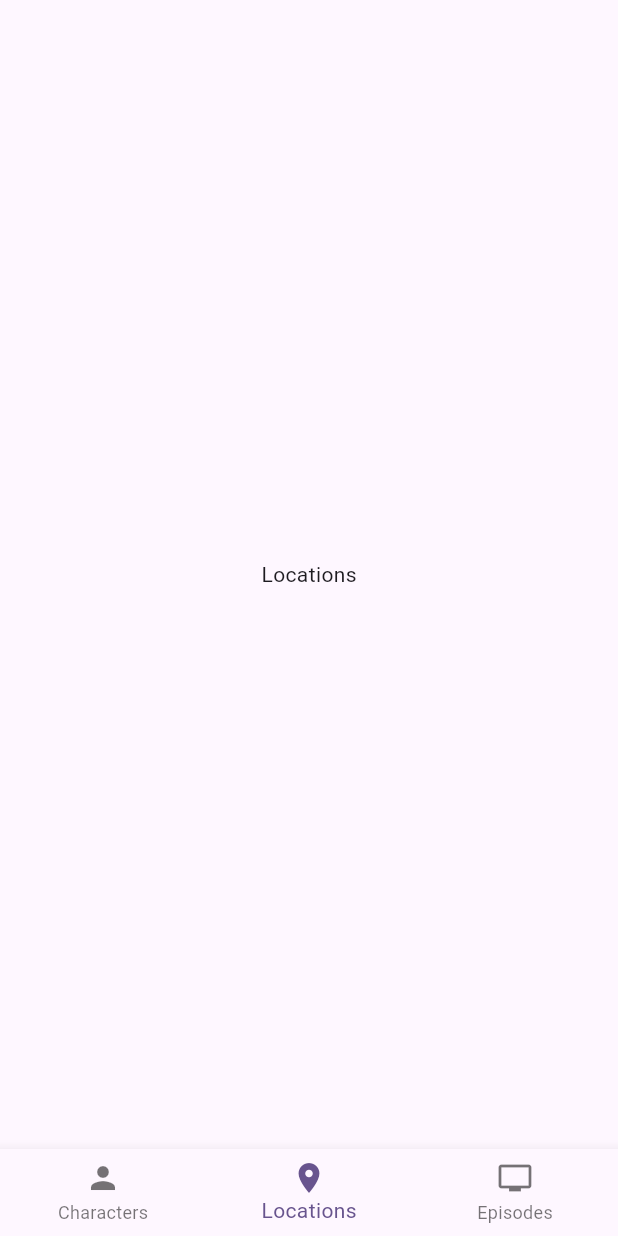
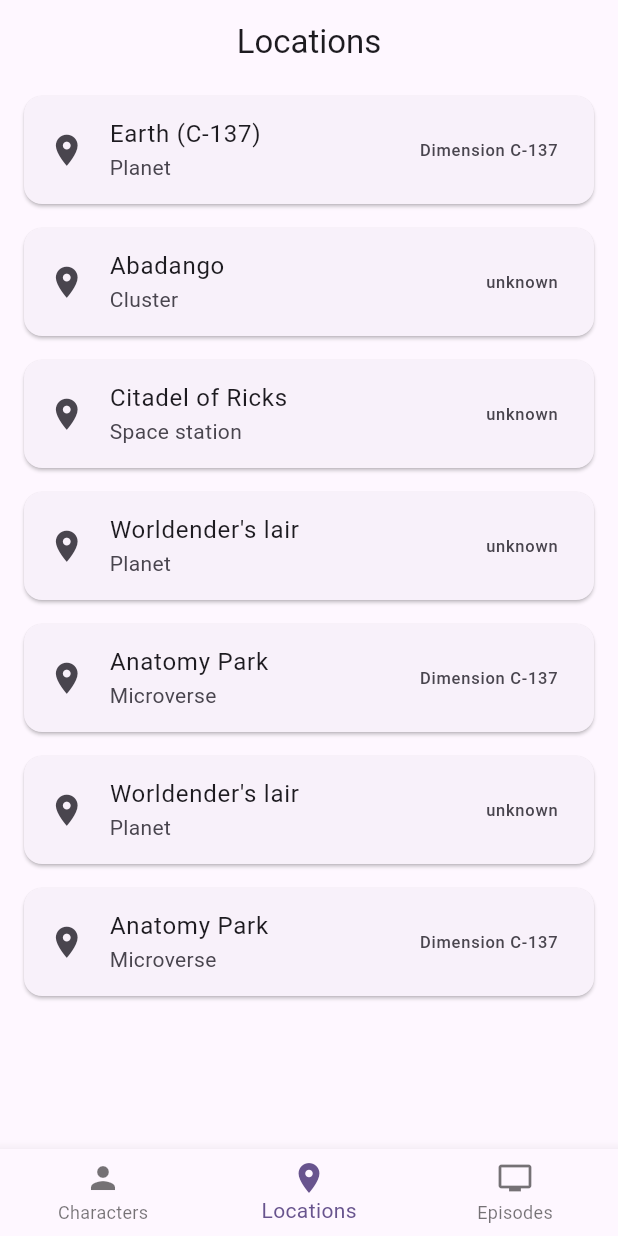
Before and after one commit to cjamcu/rickandmorty, a Flutter app: the screen it shows after launch, item 2 of the bottom bar chosen, on a phone screen of 412 x 824 dp. Run offline on Flutter 3.47's test engine with Material 2 defaults, Android fonts, the phone set to English and light mode, and no system bars; our stand-ins replace bloc, cached_network_image, equatable, flutter_bloc, get_it, responsive_grid; network calls fail.

Commit message:
feat : add initial design for location page

```diff
--- /dev/null
+++ b/lib/features/locations/domain/entities/location.dart
@@ -0,0 +1,17 @@
+import 'package:equatable/equatable.dart';
+
+class Location extends Equatable {
+  final int id;
+  final String name;
+  final String type;
+  final String dimension;
+
+  const Location(
+      {required this.id,
+      required this.name,
+      required this.type,
+      required this.dimension});
+
+  @override
+  List<Object?> get props => [id, name, type, dimension];
+}
--- a/lib/features/locations/presentation/locations_page.dart
+++ b/lib/features/locations/presentation/locations_page.dart
@@ -1,12 +1,73 @@
 import 'package:flutter/material.dart';
+import 'package:rickandmorty/features/locations/domain/entities/location.dart';
 
 class LocationsPage extends StatelessWidget {
-  const LocationsPage({Key? key}) : super(key: key);
+  LocationsPage({Key? key}) : super(key: key);
+
+  final List<Location> locations = [
+    const Location(
+        id: 1,
+        name: 'Earth (C-137)',
+        type: 'Planet',
+        dimension: 'Dimension C-137'),
+    const Location(
+        id: 2, name: 'Abadango', type: 'Cluster', dimension: 'unknown'),
+    const Location(
+        id: 3,
+        name: 'Citadel of Ricks',
+        type: 'Space station',
+        dimension: 'unknown'),
+    const Location(
+        id: 4,
+        name: 'Worldender\'s lair',
+        type: 'Planet',
+        dimension: 'unknown'),
+    const Location(
+        id: 5,
+        name: 'Anatomy Park',
+        type: 'Microverse',
+        dimension: 'Dimension C-137'),
+    const Location(
+        id: 4,
+        name: 'Worldender\'s lair',
+        type: 'Planet',
+        dimension: 'unknown'),
+    const Location(
+        id: 5,
+        name: 'Anatomy Park',
+        type: 'Microverse',
+        dimension: 'Dimension C-137'),
+  ];
 
   @override
   Widget build(BuildContext context) {
-    return const Center(
-      child: Text('Locations'),
+    return Scaffold(
+      appBar: AppBar(
+        title: const Text('Locations'),
+        centerTitle: true,
+      ),
+      body: ListView.builder(
+        itemCount: locations.length,
+        itemBuilder: (context, index) {
+          final location = locations[index];
+          return Card(
+            margin: const EdgeInsets.symmetric(
+              horizontal: 16,
+              vertical: 8,
+            ),
+            child: ListTile(
+              leading: const Icon(
+                Icons.location_on,
+                size: 25,
+              ),
+              title: Text(location.name),
+              subtitle: Text(location.type),
+              trailing: Text(location.dimension),
+              onTap: () {},
+            ),
+          );
+        },
+      ),
     );
   }
 }
--- a/lib/features/navigation/presentation/navigation_page.dart
+++ b/lib/features/navigation/presentation/navigation_page.dart
@@ -9,8 +9,8 @@ class NavigationPage extends StatelessWidget {
   NavigationPage({super.key});
 
   final pages = [
-    CharactersPage(),
-    const LocationsPage(),
+    const CharactersPage(),
+     LocationsPage(),
     const EpisodesPage(),
   ];
 
```
